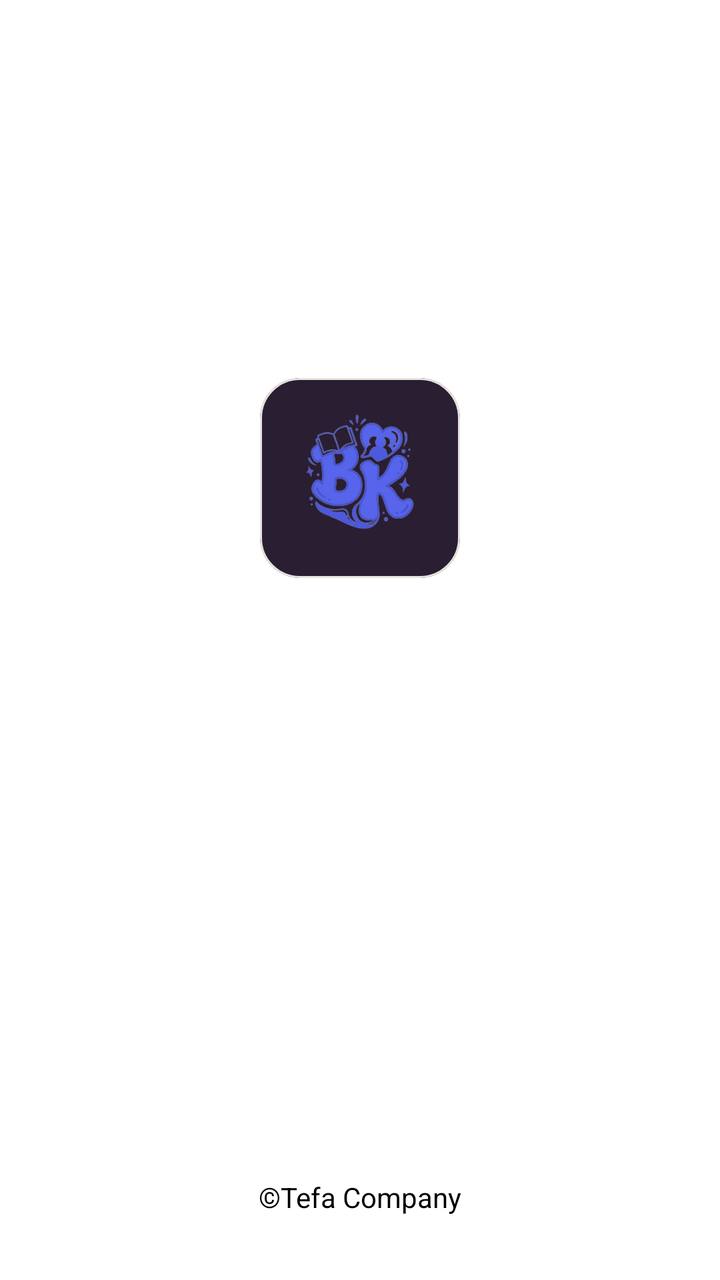
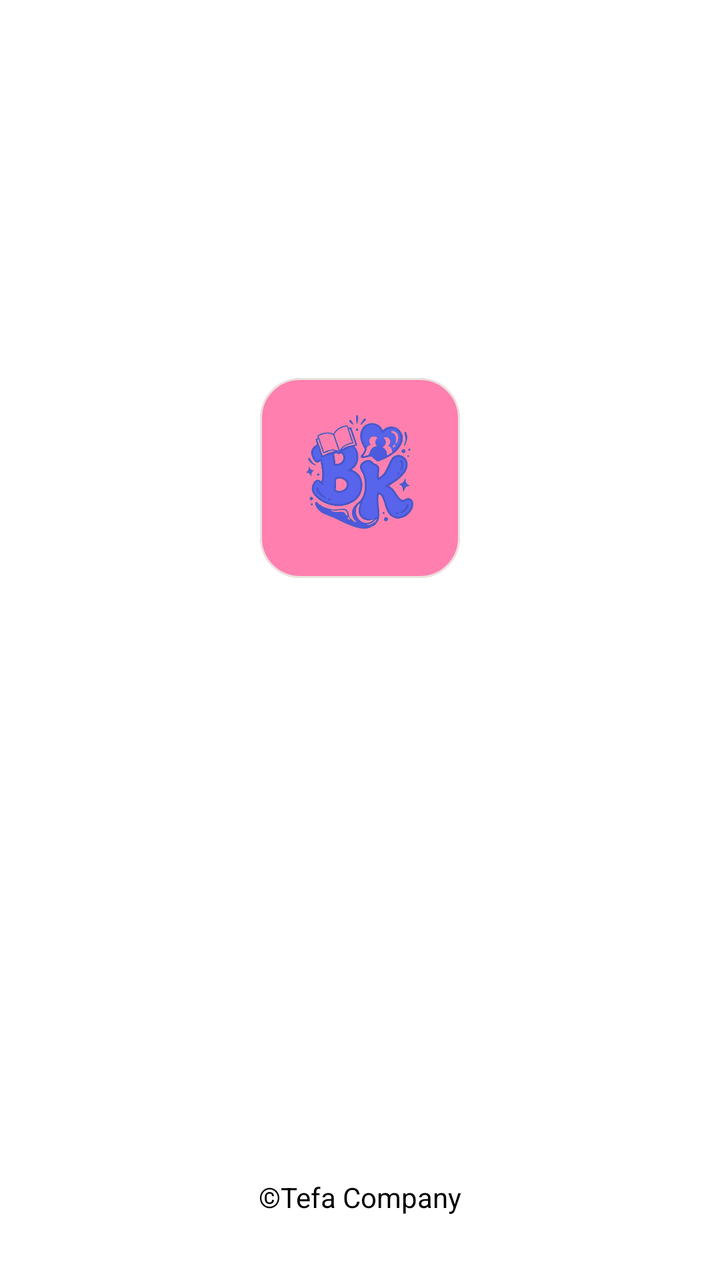

Screens rendered from an Android XML layout before and after an edit, with the pre-edit source and the edit as a unified diff.
<!-- AndroidManifest.xml: application theme Theme.BkNova -->
<!-- res/layout/activity_splash.xml -->
<?xml version="1.0" encoding="utf-8"?>
<androidx.constraintlayout.widget.ConstraintLayout xmlns:android="http://schemas.android.com/apk/res/android"
    xmlns:app="http://schemas.android.com/apk/res-auto"
    xmlns:tools="http://schemas.android.com/tools"
    android:layout_width="match_parent"
    android:layout_height="match_parent"
    android:background="@android:color/white">

    
    <com.google.android.material.card.MaterialCardView
        android:id="@+id/logo_container"
        android:layout_width="100dp"
        android:layout_height="100dp"
        app:cardBackgroundColor="@color/text_color_primary"
        app:cardCornerRadius="20dp"
        app:layout_constraintBottom_toBottomOf="parent"
        app:layout_constraintEnd_toEndOf="parent"
        app:layout_constraintStart_toStartOf="parent"
        app:layout_constraintTop_toTopOf="parent"
        app:layout_constraintVertical_bias="0.35">

        <ImageView
            android:id="@+id/logo"
            android:layout_width="85dp"
            android:layout_height="85dp"
            android:layout_gravity="center"
            android:src="@drawable/logo2"
            tools:ignore="ContentDescription" />

    </com.google.android.material.card.MaterialCardView>



    
    <TextView
        android:layout_width="wrap_content"
        android:layout_height="wrap_content"
        android:layout_marginBottom="32dp"
        android:text="©Tefa Company"
        android:textColor="@android:color/black"
        app:layout_constraintBottom_toBottomOf="parent"
        app:layout_constraintEnd_toEndOf="parent"
        app:layout_constraintStart_toStartOf="parent" />

</androidx.constraintlayout.widget.ConstraintLayout>
<!-- resources referenced by this layout -->
<resources>
  <color name="text_color_primary">#2A1E33</color>
  <!-- drawable logo2: png bitmap (drawable, 141915 bytes) -->
  <style name="Theme.BkNova" parent="Base.Theme.BkNova" />
  <style name="Base.Theme.BkNova" parent="Theme.Material3.Light.NoActionBar">
  
          
          <item name="colorPrimary">@color/brand_primary</item>
          <item name="colorOnPrimary">@color/white</item>
          <item name="colorPrimaryContainer">@color/brand_soft</item>
          <item name="colorOnPrimaryContainer">@color/text_color_primary</item>
  
          <item name="colorSecondary">@color/accent_pink</item>
          
          <item name="colorOnSecondary">@color/text_color_primary</item>
          <item name="colorSecondaryContainer">@color/accent_pink_soft</item>
          <item name="colorOnSecondaryContainer">@color/text_color_primary</item>
  
          <item name="colorTertiary">@color/accent_peach</item>
          <item name="colorOnTertiary">@color/text_color_primary</item>
          <item name="colorTertiaryContainer">@color/accent_peach_soft</item>
          <item name="colorOnTertiaryContainer">@color/text_color_primary</item>
  
          <item name="colorSurface">@color/white</item>
          <item name="colorOnSurface">@color/text_color_primary</item>
          <item name="colorSurfaceVariant">@color/background_cream</item>
          <item name="colorOnSurfaceVariant">@color/text_color_secondary</item>
          <item name="android:colorBackground">@color/background_cream</item>
          <item name="colorOnBackground">@color/text_color_primary</item>
  
          <item name="colorOutline">@color/divider_color</item>
          <item name="colorOutlineVariant">@color/divider_color</item>
  
          <item name="colorError">@color/red_text</item>
          <item name="colorOnError">@color/white</item>
          <item name="colorErrorContainer">@color/red_light</item>
          <item name="colorOnErrorContainer">@color/red_text</item>
  
          <item name="android:windowBackground">@color/background_cream</item>
  
          
          <item name="android:statusBarColor">@android:color/transparent</item>
          <item name="android:navigationBarColor">@android:color/transparent</item>
          <item name="android:windowLightStatusBar">true</item>
          
          <item name="android:enforceNavigationBarContrast" tools:targetApi="q">false</item>
          <item name="android:enforceStatusBarContrast" tools:targetApi="q">false</item>
      </style>
  <color name="brand_primary">#5561F4</color>
  <color name="white">#FFFFFFFF</color>
  <color name="brand_soft">#F0E6FC</color>
  <color name="accent_pink">#FF7FAF</color>
  <color name="accent_pink_soft">#FFECF3</color>
  <color name="accent_peach">#FFC6BF</color>
  <color name="accent_peach_soft">#FFE8E5</color>
  <color name="background_cream">#F8F7F2</color>
  <color name="text_color_secondary">#6B5E75</color>
  <color name="divider_color">#E8E3DC</color>
  <color name="red_text">#DC2626</color>
  <color name="red_light">#FEE2E2</color>
</resources>

<!-- the commit's change to res/layout/activity_splash.xml (unified diff, before → after) -->
@@ -11,7 +11,7 @@
         android:id="@+id/logo_container"
         android:layout_width="100dp"
         android:layout_height="100dp"
-        app:cardBackgroundColor="@color/text_color_primary"
+        app:cardBackgroundColor="@color/accent_pink"
         app:cardCornerRadius="20dp"
         app:layout_constraintBottom_toBottomOf="parent"
         app:layout_constraintEnd_toEndOf="parent"
